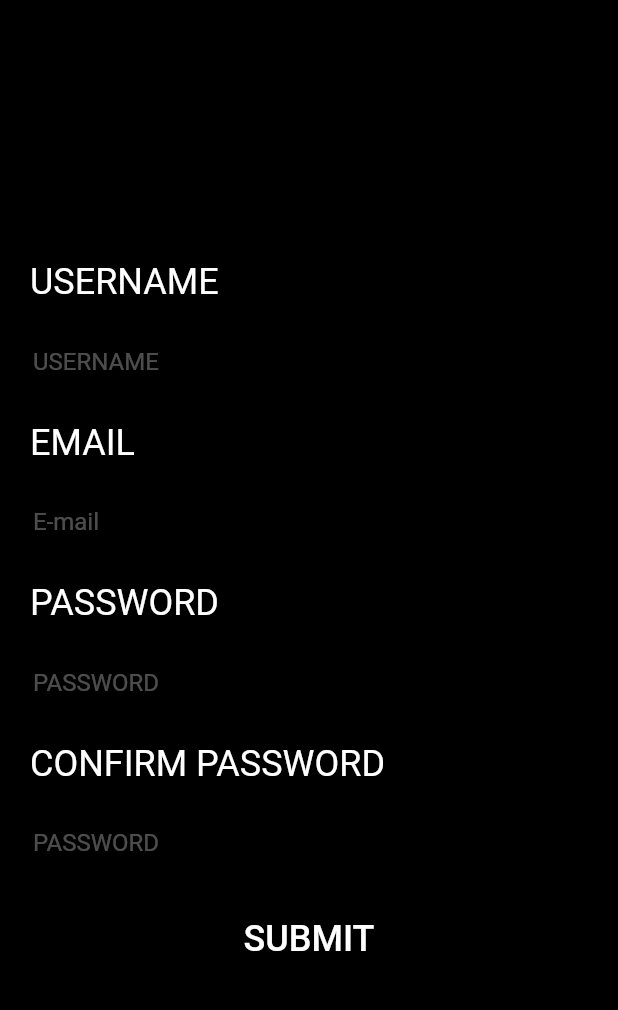
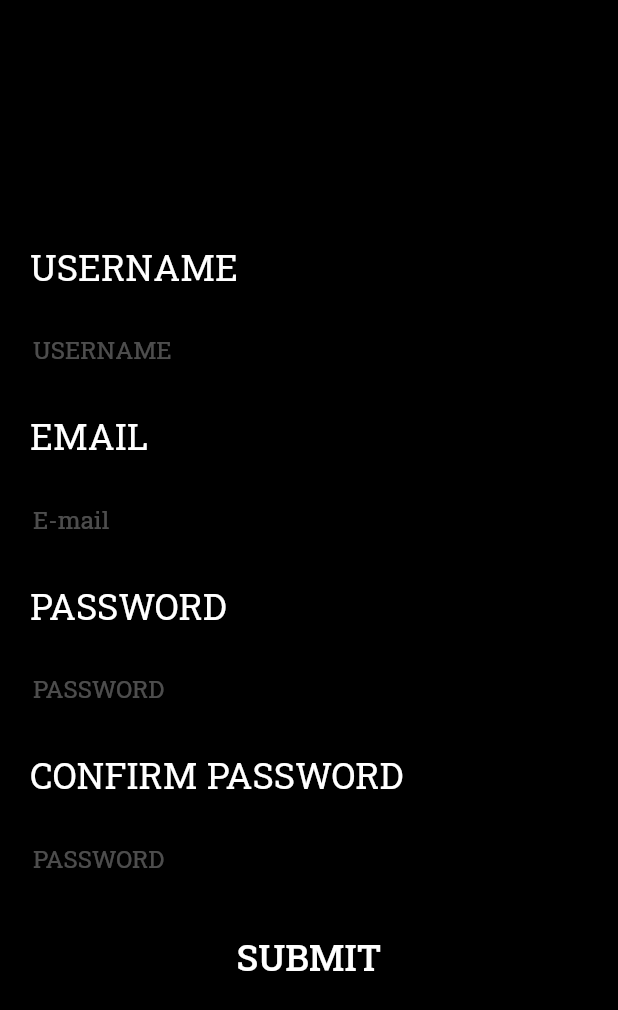
Before and after one commit to ThejasBK/UtonEnergia, a Flutter app: the screen it shows after launch, after a tap on "REGISTER", on a phone screen of 412 x 824 dp. Shown: the top 1010 px of the screen. Run offline on Flutter 3.47's test engine with Material 2 defaults, Android fonts, the phone set to English and light mode, and no system bars; our stand-ins replace splashscreen.

Commit message:
Designing splashscreen done

```diff
--- a/lib/main.dart
+++ b/lib/main.dart
@@ -1,4 +1,5 @@
 import 'package:flutter/material.dart';
+import 'package:splashscreen/splashscreen.dart';
 import 'register.dart';
 import 'signin.dart';
 //Splash screen changed in android/app/src/main/res/drawable -  android
@@ -12,6 +13,27 @@ void main() {
 }
 
 class MyApp extends StatelessWidget {
+  @override
+  Widget build(BuildContext context) {
+    return new SplashScreen(
+        seconds: 3,
+        navigateAfterSeconds: new Main(),
+        title: new Text('fortyfive',
+          style: new TextStyle(
+            fontFamily: 'Roboto Slab',
+              fontWeight: FontWeight.bold,
+              fontSize: 40,
+              color: Colors.white30
+          ),
+        ),
+        backgroundColor: Colors.black,
+        loaderColor: Colors.white30,
+    );
+  }
+}
+
+class Main extends StatelessWidget {
+
   Builder userStatus(String status) {
     return Builder(
       builder: (context) => FlatButton(
@@ -38,6 +60,7 @@ class MyApp extends StatelessWidget {
                   title: Center(child: Text(
                     status,
                     style: TextStyle(
+                        fontFamily: 'Roboto Slab',
                         color: Colors.white,
                         fontSize: 24
                     ),
@@ -48,6 +71,7 @@ class MyApp extends StatelessWidget {
       ),
     );
   }
+
   @override
   Widget build(BuildContext context) {
     return MaterialApp(
@@ -57,6 +81,7 @@ class MyApp extends StatelessWidget {
               title: Text(
                 'fortyfive',
                 style: TextStyle(
+                    fontFamily: 'Roboto Slab',
                     fontSize: 24,
                     color: Colors.white
                 ),
--- a/lib/register.dart
+++ b/lib/register.dart
@@ -15,6 +15,7 @@ class _RegisterState extends State<Register> {
             primaryColorDark: Colors.white
         ), child: new TextField(
           style: TextStyle(
+              fontFamily: 'Roboto Slab',
               color: Colors.white
           ),
           obscureText: obscurity,
@@ -25,6 +26,7 @@ class _RegisterState extends State<Register> {
             ),
             labelText: inp,
             labelStyle: TextStyle(
+                fontFamily: 'Roboto Slab',
                 color: Colors.white30
             ),
           ),
@@ -38,6 +40,7 @@ class _RegisterState extends State<Register> {
       child: Text(
         name,
         style: TextStyle(
+            fontFamily: 'Roboto Slab',
             color: Colors.white,
             fontSize: 24
         ),
@@ -74,6 +77,7 @@ class _RegisterState extends State<Register> {
                     child: Text(
                       'SUBMIT',
                       style: TextStyle(
+                          fontFamily: 'Roboto Slab',
                           color: Colors.white,
                           fontSize: 24
                       ),
--- a/lib/signin.dart
+++ b/lib/signin.dart
@@ -15,6 +15,7 @@ class _SignInState extends State<SignIn> {
             primaryColorDark: Colors.white
         ), child: new TextField(
           style: TextStyle(
+              fontFamily: 'Roboto Slab',
               color: Colors.white
           ),
           obscureText: obscurity,
@@ -25,7 +26,8 @@ class _SignInState extends State<SignIn> {
             ),
             labelText: inp,
             labelStyle: TextStyle(
-                color: Colors.white30
+                color: Colors.white30,
+                fontFamily: 'Roboto Slab'
             ),
           ),
         ))
@@ -38,6 +40,7 @@ class _SignInState extends State<SignIn> {
       child: Text(
         name,
         style: TextStyle(
+            fontFamily: 'Roboto Slab',
             color: Colors.white,
             fontSize: 24
         ),
@@ -74,6 +77,7 @@ class _SignInState extends State<SignIn> {
                     child: Text(
                       'SUBMIT',
                       style: TextStyle(
+                          fontFamily: 'Roboto Slab',
                           color: Colors.white,
                           fontSize: 24
                       ),
```
Also changed, not shown: pubspec.yaml (+5 -27 lines), pubspec.lock, 1 other file. Lines whose indentation alone changed are shown as unchanged.
